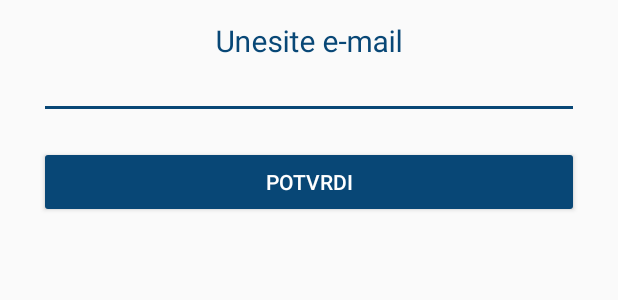
After one commit to karlosusac/Redomat, an Android app: the layout activity_forgot_password.xml on its own in the app's theme, with its tools: preview values and no code run, on a phone screen of 412 x 824 dp. The commit adds this screen. Shown: the top 300 px of the screen. Run offline under Robolectric (Android 15) with nearby library versions, the phone set to English and light mode, and no system bars.

Commit message:
Finished email password reseting

```diff
--- a/app/src/main/java/com/redomat/improved/RegisterActivity.java
+++ b/app/src/main/java/com/redomat/improved/RegisterActivity.java
@@ -82,7 +82,7 @@ public class RegisterActivity extends AppCompatActivity {
                                     @Override
                                     public void onComplete(@NonNull Task<Void> task) {
                                         if(task.isSuccessful()){
-                                            Toast.makeText(RegisterActivity.this, "E-mail sa verifikacijom je poslan na Vašu e-mail adresu", Toast.LENGTH_LONG).show();
+                                            Toast.makeText(RegisterActivity.this, getString(R.string.regInputEmailVertificationSent), Toast.LENGTH_LONG).show();
                                             closeProgressDialog();
                                             finish();
                                         } else {
@@ -193,7 +193,7 @@ public class RegisterActivity extends AppCompatActivity {
             regInputPassword.setError(getString(R.string.regInputErrorPassword));
         } else {
             if(password.length() < 6){
-                regInputPassword.setError("Lozinka mora imati najmanje 6 znakova");
+                regInputPassword.setError(getString(R.string.regInputErrorPasswordLength));
             } else {
                 regInputPassword.setError(null);
             }
--- /dev/null
+++ b/app/src/main/res/layout/activity_forgot_password.xml
@@ -0,0 +1,47 @@
+<?xml version="1.0" encoding="utf-8"?>
+<androidx.constraintlayout.widget.ConstraintLayout xmlns:android="http://schemas.android.com/apk/res/android"
+    xmlns:app="http://schemas.android.com/apk/res-auto"
+    xmlns:tools="http://schemas.android.com/tools"
+    android:layout_width="match_parent"
+    android:layout_height="match_parent"
+    tools:context=".ForgotPasswordActivity"
+    android:padding="16dp"
+    >
+    <LinearLayout
+        android:layout_width="match_parent"
+        android:layout_height="match_parent"
+        android:orientation="vertical"
+        >
+
+        <com.google.android.material.textfield.TextInputLayout
+            android:id="@+id/frgtPassInputEmail"
+            android:layout_width="match_parent"
+            android:layout_height="wrap_content"
+            app:errorEnabled="true"
+            app:errorTextAppearance="@style/InputStuffErrorAppearance"
+            >
+
+            <com.google.android.material.textfield.TextInputEditText
+                android:layout_width="match_parent"
+                android:layout_height="wrap_content"
+                android:hint="@string/frgtPassInputEmail"
+                android:inputType="textEmailAddress"
+                android:gravity="center"
+                android:layout_marginLeft="10dp"
+                android:layout_marginRight="10dp"
+                />
+        </com.google.android.material.textfield.TextInputLayout>
+
+        <Button
+            android:id="@+id/frgtPassBtnConfirm"
+            android:layout_width="match_parent"
+            android:layout_height="wrap_content"
+            android:text="@string/frgtPassBtnConfirm"
+            android:layout_marginLeft="10dp"
+            android:layout_marginRight="10dp"
+            android:backgroundTint="@color/colorPrimary"
+            android:textColor="@color/colorWhite"
+            />
+    </LinearLayout>
+
+</androidx.constraintlayout.widget.ConstraintLayout>
--- a/app/src/main/res/layout/activity_login.xml
+++ b/app/src/main/res/layout/activity_login.xml
@@ -83,6 +83,7 @@
                 android:layout_marginBottom="40dp"
                 android:gravity="center"
                 android:text="@string/loginLinkForgotPassword"
+                android:onClick="openForgotPasswordActivity"
                 android:textColor="@color/colorPrimary"
                 android:textSize="20sp" />
 
--- a/app/src/main/res/menu/options_menu_dialog.xml
+++ b/app/src/main/res/menu/options_menu_dialog.xml
@@ -2,16 +2,16 @@
 <menu xmlns:android="http://schemas.android.com/apk/res/android">
     <item
         android:id="@+id/optMenuProfile"
-        android:title="Profile"
+        android:title="@string/optMenuProfile"
         />
 
     <item
         android:id="@+id/optMenuSettings"
-        android:title="Settings"
+        android:title="@string/optMenuSettings"
         />
 
     <item
         android:id="@+id/optMenuLogout"
-        android:title="Logout"
+        android:title="@string/optMenuLogout"
         />
 </menu>
```
Also changed, not shown: app/src/main/AndroidManifest.xml (+7 -4 lines), app/src/main/java/com/redomat/improved/ForgotPasswordActivity.java (added, +134 -0 lines), app/src/main/java/com/redomat/improved/LoginActivity.java (+10 -2 lines), app/src/main/java/com/redomat/improved/MainMenuActivity.java (+6 -2 lines), app/src/main/res/layout/activity_main_menu.xml (+29 -1 lines), app/src/main/res/values/strings.xml (+28 -2 lines).
